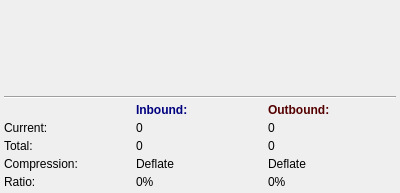
This is Quazaa/UI/dialogneighbourinfo.ui in c3c/quazaa as Qt 5 draws it before an edit. The edited form follows.
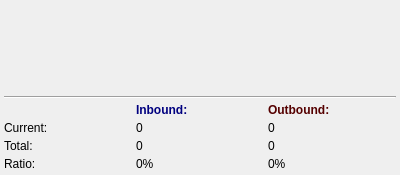
This is the edited form. Icons and pictures are not drawn.

Commit message: Added thoughtput information to DialogNeighbourInfo. TODO: Update through a signal.

```diff
--- a/Quazaa/UI/dialogneighbourinfo.ui
+++ b/Quazaa/UI/dialogneighbourinfo.ui
@@ -7,13 +7,19 @@
     <x>0</x>
     <y>0</y>
     <width>400</width>
-    <height>193</height>
+    <height>175</height>
    </rect>
   </property>
   <property name="minimumSize">
    <size>
     <width>400</width>
-    <height>193</height>
+    <height>175</height>
+   </size>
+  </property>
+  <property name="maximumSize">
+   <size>
+    <width>400</width>
+    <height>175</height>
    </size>
   </property>
   <property name="windowTitle">
@@ -81,7 +87,7 @@
      <property name="sizeHint" stdset="0">
       <size>
        <width>20</width>
-       <height>35</height>
+       <height>36</height>
       </size>
      </property>
     </spacer>
@@ -95,6 +101,13 @@
    </item>
    <item row="3" column="0" colspan="2">
     <layout class="QGridLayout" name="gridLayout">
+     <item row="1" column="1">
+      <widget class="QLabel" name="labelCurrentInbound">
+       <property name="text">
+        <string>0</string>
+       </property>
+      </widget>
+     </item>
      <item row="2" column="0">
       <widget class="QLabel" name="labelTotal">
        <property name="text">
@@ -103,9 +116,44 @@
       </widget>
      </item>
      <item row="3" column="0">
-      <widget class="QLabel" name="labelCompression">
+      <widget class="QLabel" name="labelRatio">
        <property name="text">
-        <string>Compression:</string>
+        <string>Ratio:</string>
+       </property>
+      </widget>
+     </item>
+     <item row="2" column="1">
+      <widget class="QLabel" name="labelTotalInbound">
+       <property name="text">
+        <string>0</string>
+       </property>
+      </widget>
+     </item>
+     <item row="3" column="1">
+      <widget class="QLabel" name="labelRatioInbound">
+       <property name="text">
+        <string>0%</string>
+       </property>
+      </widget>
+     </item>
+     <item row="1" column="2">
+      <widget class="QLabel" name="labelCurrentOutbound">
+       <property name="text">
+        <string>0</string>
+       </property>
+      </widget>
+     </item>
+     <item row="2" column="2">
+      <widget class="QLabel" name="labelTotalOutbound">
+       <property name="text">
+        <string>0</string>
+       </property>
+      </widget>
+     </item>
+     <item row="3" column="2">
+      <widget class="QLabel" name="labelRatioOutbound">
+       <property name="text">
+        <string>0%</string>
        </property>
       </widget>
      </item>
@@ -130,69 +178,6 @@
        </property>
       </widget>
      </item>
-     <item row="4" column="0">
-      <widget class="QLabel" name="labelRatio">
-       <property name="text">
-        <string>Ratio:</string>
-       </property>
-      </widget>
-     </item>
-     <item row="1" column="1">
-      <widget class="QLabel" name="label_7">
-       <property name="text">
-        <string>0</string>
-       </property>
-      </widget>
-     </item>
-     <item row="2" column="1">
-      <widget class="QLabel" name="label_8">
-       <property name="text">
-        <string>0</string>
-       </property>
-      </widget>
-     </item>
-     <item row="3" column="1">
-      <widget class="QLabel" name="label_9">
-       <property name="text">
-        <string>Deflate</string>
-       </property>
-      </widget>
-     </item>
-     <item row="4" column="1">
-      <widget class="QLabel" name="label_10">
-       <property name="text">
-        <string>0%</string>
-       </property>
-      </widget>
-     </item>
-     <item row="1" column="2">
-      <widget class="QLabel" name="label_11">
-       <property name="text">
-        <string>0</string>
-       </property>
-      </widget>
-     </item>
-     <item row="2" column="2">
-      <widget class="QLabel" name="label_12">
-       <property name="text">
-        <string>0</string>
-       </property>
-      </widget>
-     </item>
-     <item row="3" column="2">
-      <widget class="QLabel" name="label_13">
-       <property name="text">
-        <string>Deflate</string>
-       </property>
-      </widget>
-     </item>
-     <item row="4" column="2">
-      <widget class="QLabel" name="label_14">
-       <property name="text">
-        <string>0%</string>
-       </property>
-      </widget>
-     </item>
     </layout>
    </item>
   </layout>
```
The commit also changes 1 other file.
